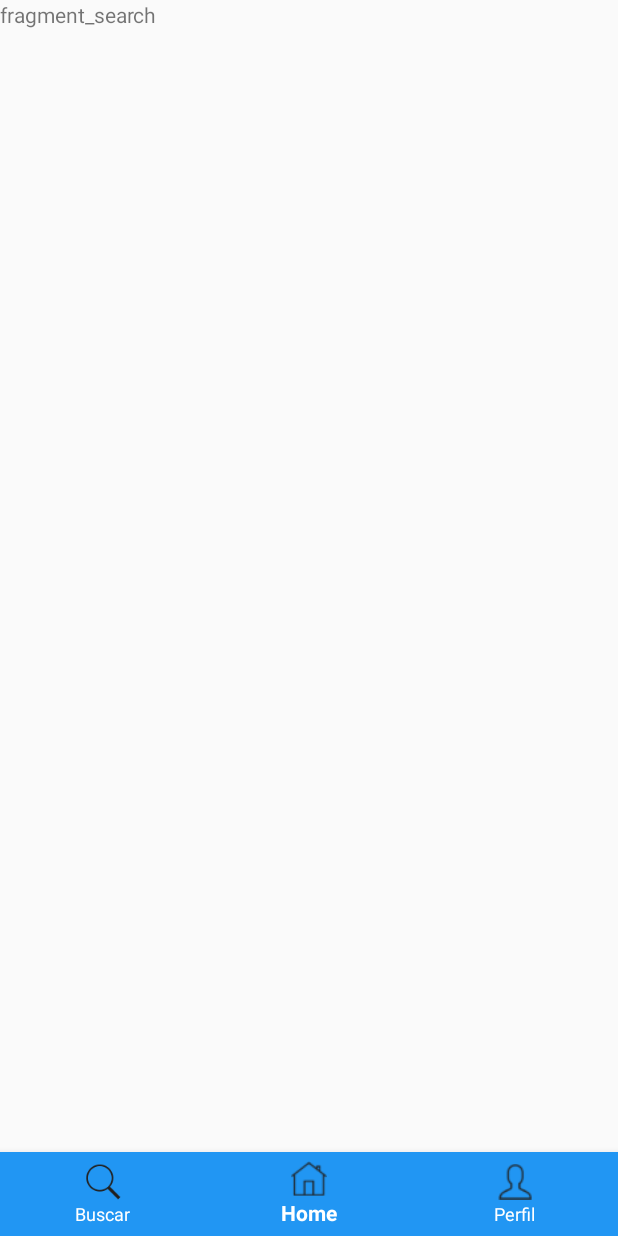
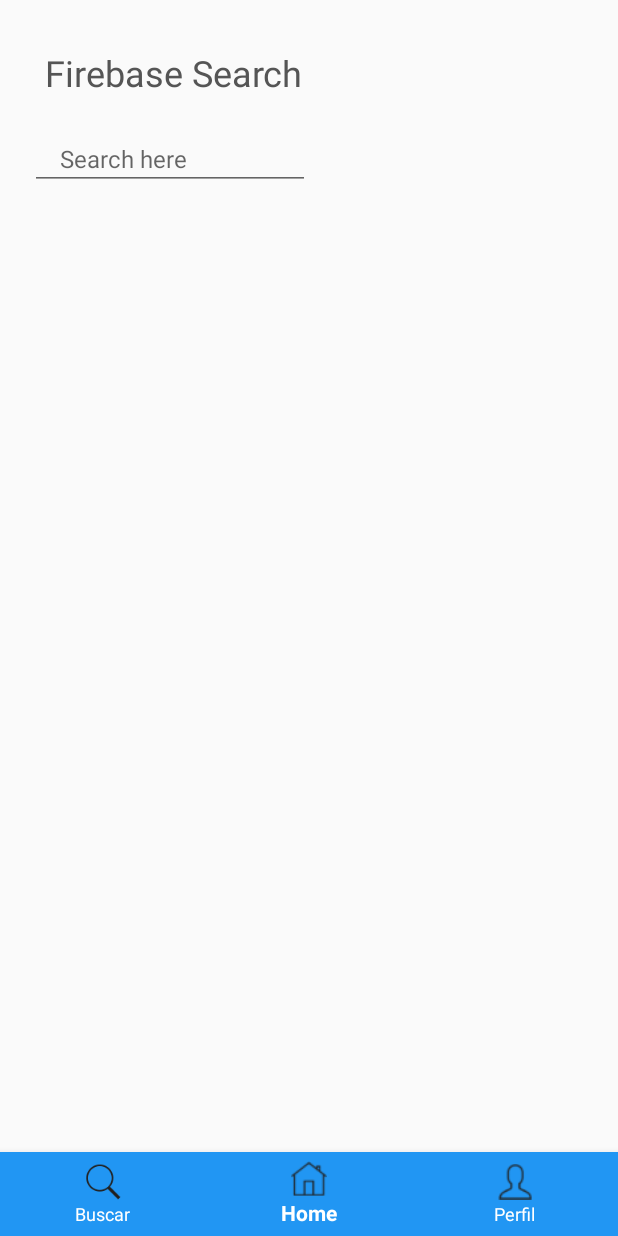
Before and after one commit to lrlucas/AppAndroid, an Android app: the fragment SearchFragment placed in its activity, on a phone screen of 412 x 824 dp. Run offline under Robolectric (Android 15) with nearby library versions, the phone set to English and light mode, and no system bars; 1 statement that could not run was skipped.

Commit message:
Agregada la pestaña de search.

```diff
--- a/app/build.gradle
+++ b/app/build.gradle
@@ -39,6 +39,7 @@ dependencies {
     testImplementation 'junit:junit:4.12'
     androidTestImplementation 'com.android.support.test:runner:1.0.2'
     androidTestImplementation 'com.android.support.test.espresso:espresso-core:3.0.2'
+    implementation 'com.google.gms:google-services:4.2.0'
 
 }
 apply plugin: 'com.google.gms.google-services'  // Google Play services Gradle plugin
--- a/app/src/main/res/layout/fragment_search.xml
+++ b/app/src/main/res/layout/fragment_search.xml
@@ -1,14 +1,54 @@
 <?xml version="1.0" encoding="utf-8"?>
-<FrameLayout xmlns:android="http://schemas.android.com/apk/res/android"
+<RelativeLayout xmlns:android="http://schemas.android.com/apk/res/android"
     xmlns:tools="http://schemas.android.com/tools"
     android:layout_width="match_parent"
     android:layout_height="match_parent"
     tools:context=".view.fragments.SearchFragment">
 
     <!-- TODO: Update blank fragment layout -->
-    <TextView
+        <TextView
+            android:id="@+id/heading_label"
+            android:layout_width="wrap_content"
+            android:layout_height="wrap_content"
+            android:layout_alignParentTop="true"
+            android:layout_marginLeft="30dp"
+            android:layout_marginTop="32dp"
+            android:text="Firebase Search"
+            android:textColor="#555555"
+            android:textSize="24sp" />
+
+        <EditText
+            android:id="@+id/search_field"
+            android:layout_width="wrap_content"
+            android:layout_height="wrap_content"
+            android:layout_below="@+id/heading_label"
+            android:layout_marginTop="20dp"
+            android:layout_marginRight="20dp"
+            android:layout_margin="20dp"
+            android:ems="10"
+            android:hint="Search here"
+            android:inputType="textPersonName"
+            android:paddingLeft="20dp"
+            android:paddingTop="10dp"
+            android:paddingRight="20dp"
+            android:paddingBottom="10dp"
+            android:textColor="#999999"
+            android:textSize="16sp" />
+
+    <ImageButton
+        android:id="@+id/search_btn"
+        android:layout_width="wrap_content"
+        android:layout_height="wrap_content"
+        android:layout_alignBottom="@+id/search_field"
+        android:layout_alignTop="@+id/search_field"
+        android:layout_marginRight="30dp"
+        android:background="@android:color/background_light" />
+
+
+    <android.support.v7.widget.RecyclerView
+        android:id="@+id/result_list"
         android:layout_width="match_parent"
         android:layout_height="match_parent"
-        android:text="fragment_search" />
-
-</FrameLayout>
+        android:layout_below="@+id/search_field"
+        android:layout_marginTop="50dp"></android.support.v7.widget.RecyclerView>
+</RelativeLayout>
--- a/build.gradle
+++ b/build.gradle
@@ -7,7 +7,7 @@ buildscript {
 
     }
     dependencies {
-        classpath 'com.android.tools.build:gradle:3.3.2'
+        classpath 'com.android.tools.build:gradle:3.4.0'
         classpath 'com.google.gms:google-services:4.2.0'  // Google Services plugin
 
         // NOTE: Do not place your application dependencies here; they belong
```
Also changed, not shown: gradle/wrapper/gradle-wrapper.properties.
